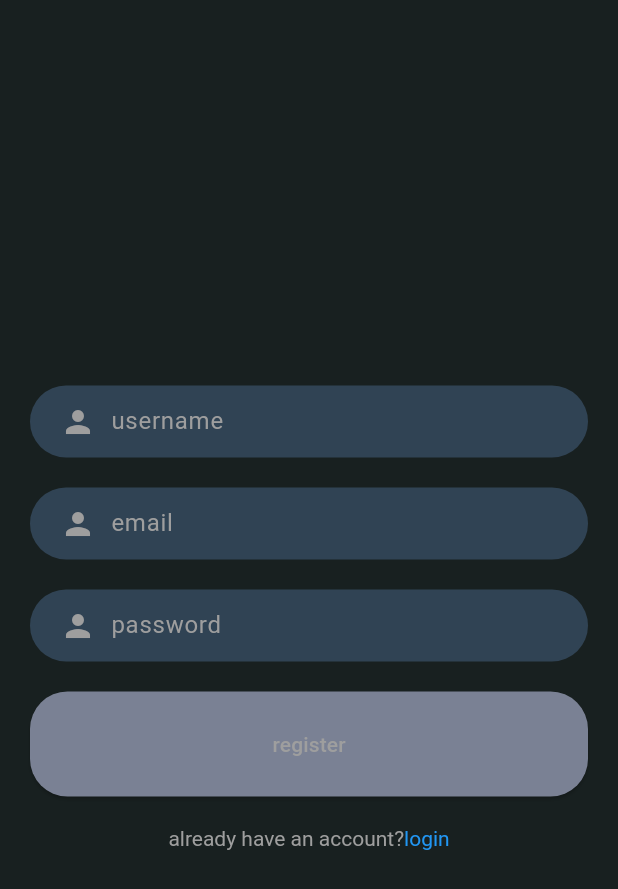
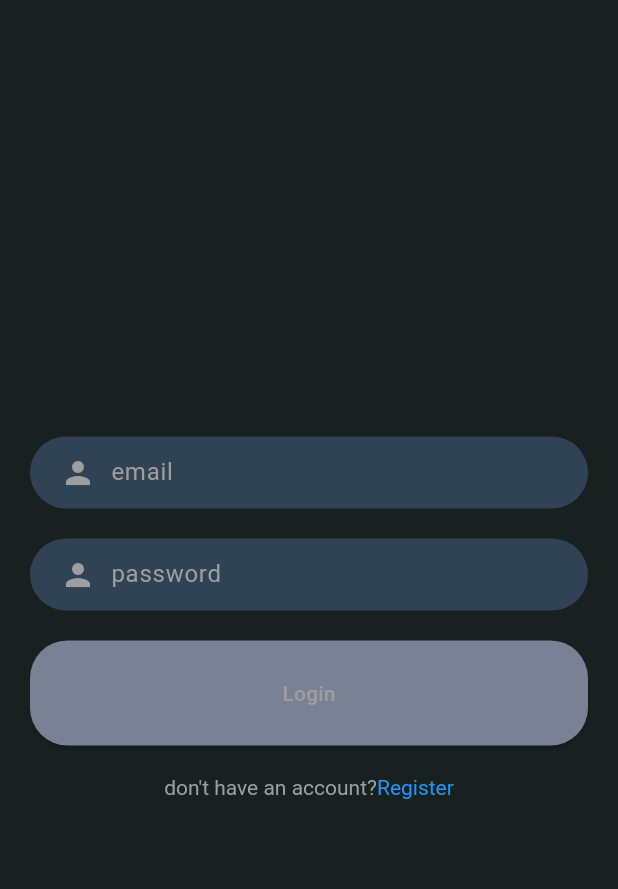
Before and after one commit to Betremariam/fiyori, a Flutter app: the screen it shows after launch, on a phone screen of 412 x 824 dp. Shown: the top 889 px of the screen. Run offline on Flutter 3.47's test engine with Material 3 defaults, Android fonts, the phone set to English and light mode, and no system bars; our stand-ins replace google_fonts.

Commit message:
similar to register we created the login page

```diff
--- /dev/null
+++ b/mobile_app/lib/login_page.dart
@@ -0,0 +1,119 @@
+import 'package:flutter/material.dart';
+import 'package:mobile_app/core/theme.dart';
+
+class LoginPage extends StatefulWidget {
+  const LoginPage({super.key});
+
+  @override
+  State<LoginPage> createState() => _RegisterPageState();
+}
+
+class _RegisterPageState extends State<LoginPage> {
+  final TextEditingController emailController = TextEditingController();
+  final TextEditingController passwordController = TextEditingController();
+
+  @override
+  void dispose() {
+    emailController.dispose();
+    passwordController.dispose();
+    super.dispose();
+  }
+
+  void showInputValues() {
+    String email = emailController.text;
+    String password = passwordController.text;
+    print('email:$email,password:$password');
+  }
+
+  @override
+  Widget build(BuildContext context) {
+    return Scaffold(
+      body: Center(
+        child: Padding(
+          padding: EdgeInsets.all(20),
+          child: Column(
+            mainAxisAlignment: MainAxisAlignment.center,
+            crossAxisAlignment: CrossAxisAlignment.stretch,
+            children: [
+              _buildInputText('email', Icons.person, emailController),
+              SizedBox(height: 20),
+              _buildInputText(
+                'password',
+                Icons.person,
+                passwordController,
+                isPassword: true,
+              ),
+              SizedBox(height: 20),
+              _buildLoginButton(),
+              SizedBox(height: 20),
+              _buildRegister(),
+            ],
+          ),
+        ),
+      ),
+    );
+  }
+
+  Widget _buildInputText(
+    String hint,
+    IconData icon,
+    TextEditingController controller, {
+    bool isPassword = false,
+  }) {
+    return Container(
+      decoration: BoxDecoration(
+        color: DefaultColors.sentMessageInput,
+        borderRadius: BorderRadius.circular(25),
+      ),
+      padding: EdgeInsets.symmetric(horizontal: 20),
+
+      child: Row(
+        children: [
+          Icon(icon, color: Colors.grey),
+          SizedBox(width: 10),
+          Expanded(
+            child: TextField(
+              controller: controller,
+              obscureText: isPassword,
+              decoration: InputDecoration(
+                hintText: hint,
+                hintStyle: TextStyle(color: Colors.grey),
+                border: InputBorder.none,
+              ),
+              style: TextStyle(color: Colors.white),
+            ),
+          ),
+        ],
+      ),
+    );
+  }
+
+  Widget _buildRegister() {
+    return Center(
+      child: GestureDetector(
+        onTap: () {},
+        child: RichText(
+          text: TextSpan(
+            text: "don't have an account?",
+            style: TextStyle(color: Colors.grey),
+            children: [
+              TextSpan(text: "Register", style: TextStyle(color: Colors.blue)),
+            ],
+          ),
+        ),
+      ),
+    );
+  }
+
+  Widget _buildLoginButton() {
+    return ElevatedButton(
+      onPressed: showInputValues,
+      style: ElevatedButton.styleFrom(
+        backgroundColor: DefaultColors.buttonColor,
+        shape: RoundedRectangleBorder(borderRadius: BorderRadius.circular(25)),
+        padding: EdgeInsets.all(25),
+      ),
+      child: Text("Login", style: TextStyle(color: Colors.grey)),
+    );
+  }
+}
--- a/mobile_app/lib/main.dart
+++ b/mobile_app/lib/main.dart
@@ -1,6 +1,6 @@
 import 'package:flutter/material.dart';
 import 'package:mobile_app/core/theme.dart';
-import 'package:mobile_app/register_page.dart';
+import 'package:mobile_app/login_page.dart';
 
 void main() {
   runApp(const MyApp());
@@ -16,7 +16,7 @@ class MyApp extends StatelessWidget {
       debugShowCheckedModeBanner: false,
       title: 'Fiyori',
       theme: AppTheme.darkTheme,
-      home: RegisterPage(),
+      home: LoginPage(),
     );
   }
 }
```
